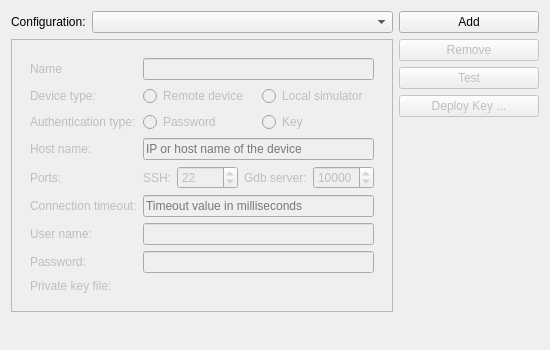
The window that src/plugins/qt4projectmanager/qt-maemo/maemosettingswidget.ui (qt-creator/qt-creator) describes before a commit, drawn with Qt 5.
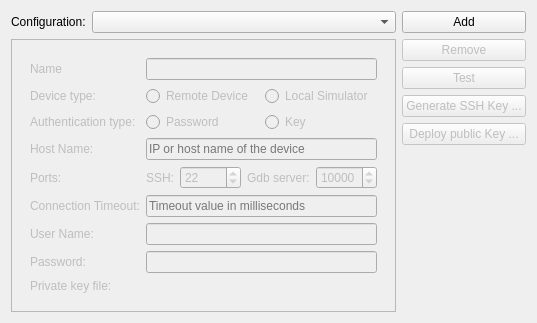
The same window after the commit. Custom widgets are drawn as their Qt base class.

Commit message: Implement ssh key generation dialog.

Diff of the .ui file:
```diff
--- a/src/plugins/qt4projectmanager/qt-maemo/maemosettingswidget.ui
+++ b/src/plugins/qt4projectmanager/qt-maemo/maemosettingswidget.ui
@@ -6,15 +6,17 @@
    <rect>
     <x>0</x>
     <y>0</y>
-    <width>550</width>
-    <height>350</height>
+    <width>484</width>
+    <height>307</height>
    </rect>
   </property>
   <property name="windowTitle">
    <string>Maemo Device Configurations</string>
   </property>
-  <layout class="QGridLayout" name="gridLayout">
-   <item row="0" column="0" colspan="2">
+  <layout class="QHBoxLayout" name="horizontalLayout">
+   <item>
+    <layout class="QVBoxLayout" name="verticalLayout_3">
+     <item>
     <layout class="QFormLayout" name="formLayout">
      <item row="0" column="0">
       <widget class="QLabel" name="configurationLabel">
@@ -38,61 +40,7 @@
      </item>
     </layout>
    </item>
-   <item row="0" column="2" rowspan="2">
-    <layout class="QVBoxLayout" name="verticalLayout">
      <item>
-      <widget class="QPushButton" name="addConfigButton">
-       <property name="text">
-        <string>Add</string>
-       </property>
-      </widget>
-     </item>
-     <item>
-      <widget class="QPushButton" name="removeConfigButton">
-       <property name="enabled">
-        <bool>false</bool>
-       </property>
-       <property name="text">
-        <string>Remove</string>
-       </property>
-      </widget>
-     </item>
-     <item>
-      <widget class="QPushButton" name="testConfigButton">
-       <property name="enabled">
-        <bool>false</bool>
-       </property>
-       <property name="text">
-        <string>Test</string>
-       </property>
-      </widget>
-     </item>
-     <item>
-      <widget class="QPushButton" name="deployKeyButton">
-       <property name="enabled">
-        <bool>false</bool>
-       </property>
-       <property name="text">
-        <string>Deploy Key ...</string>
-       </property>
-      </widget>
-     </item>
-     <item>
-      <spacer name="verticalSpacer">
-       <property name="orientation">
-        <enum>Qt::Vertical</enum>
-       </property>
-       <property name="sizeHint" stdset="0">
-        <size>
-         <width>20</width>
-         <height>40</height>
-        </size>
-       </property>
-      </spacer>
-     </item>
-    </layout>
-   </item>
-   <item row="1" column="0" colspan="2">
     <widget class="QFrame" name="frame">
      <property name="frameShape">
       <enum>QFrame::StyledPanel</enum>
@@ -139,14 +87,14 @@
             <item>
              <widget class="QRadioButton" name="deviceButton">
               <property name="text">
-               <string>Remote device</string>
+                 <string>Remote Device</string>
               </property>
              </widget>
             </item>
             <item>
              <widget class="QRadioButton" name="simulatorButton">
               <property name="text">
-               <string>Local simulator</string>
+                 <string>Local Simulator</string>
               </property>
              </widget>
             </item>
@@ -186,7 +134,7 @@
          <item row="3" column="0">
           <widget class="QLabel" name="hostNameLabel">
            <property name="text">
-            <string>Host name:</string>
+              <string>Host Name:</string>
            </property>
           </widget>
          </item>
@@ -208,6 +156,12 @@
           <layout class="QHBoxLayout" name="horizontalLayout_4">
            <item>
             <widget class="QLabel" name="sshPortLabel">
+               <property name="sizePolicy">
+                <sizepolicy hsizetype="Maximum" vsizetype="Preferred">
+                 <horstretch>0</horstretch>
+                 <verstretch>0</verstretch>
+                </sizepolicy>
+               </property>
              <property name="text">
               <string>SSH:</string>
              </property>
@@ -228,6 +182,12 @@
            </item>
            <item>
             <widget class="QLabel" name="gdbServerLabel">
+               <property name="sizePolicy">
+                <sizepolicy hsizetype="Maximum" vsizetype="Preferred">
+                 <horstretch>0</horstretch>
+                 <verstretch>0</verstretch>
+                </sizepolicy>
+               </property>
              <property name="text">
               <string>Gdb server:</string>
              </property>
@@ -248,7 +208,7 @@
          <item row="5" column="0">
           <widget class="QLabel" name="connectionTimeoutLabel">
            <property name="text">
-            <string>Connection timeout:</string>
+              <string>Connection Timeout:</string>
            </property>
           </widget>
          </item>
@@ -262,7 +222,7 @@
          <item row="6" column="0">
           <widget class="QLabel" name="userNameLabel">
            <property name="text">
-            <string>User name:</string>
+              <string>User Name:</string>
            </property>
           </widget>
          </item>
@@ -299,8 +259,59 @@
      </layout>
     </widget>
    </item>
-   <item row="2" column="1">
-    <spacer name="verticalSpacer_2">
+    </layout>
+   </item>
+   <item>
+    <layout class="QVBoxLayout" name="verticalLayout">
+     <item>
+      <widget class="QPushButton" name="addConfigButton">
+       <property name="text">
+        <string>Add</string>
+       </property>
+      </widget>
+     </item>
+     <item>
+      <widget class="QPushButton" name="removeConfigButton">
+       <property name="enabled">
+        <bool>false</bool>
+       </property>
+       <property name="text">
+        <string>Remove</string>
+       </property>
+      </widget>
+     </item>
+     <item>
+      <widget class="QPushButton" name="testConfigButton">
+       <property name="enabled">
+        <bool>false</bool>
+       </property>
+       <property name="text">
+        <string>Test</string>
+       </property>
+      </widget>
+     </item>
+     <item>
+      <widget class="QPushButton" name="generateKeyButton">
+       <property name="enabled">
+        <bool>false</bool>
+       </property>
+       <property name="text">
+        <string>Generate SSH Key ...</string>
+       </property>
+      </widget>
+     </item>
+     <item>
+      <widget class="QPushButton" name="deployKeyButton">
+       <property name="enabled">
+        <bool>false</bool>
+       </property>
+       <property name="text">
+        <string>Deploy public Key ...</string>
+       </property>
+      </widget>
+     </item>
+     <item>
+      <spacer name="verticalSpacer">
      <property name="orientation">
       <enum>Qt::Vertical</enum>
      </property>
@@ -311,6 +322,8 @@
       </size>
      </property>
     </spacer>
+     </item>
+    </layout>
    </item>
   </layout>
  </widget>
```
Left out of the diff: 69 changed lines with no effect on the pictures. Lines whose indentation alone changed are shown as unchanged. The commit also changes 6 other files.
